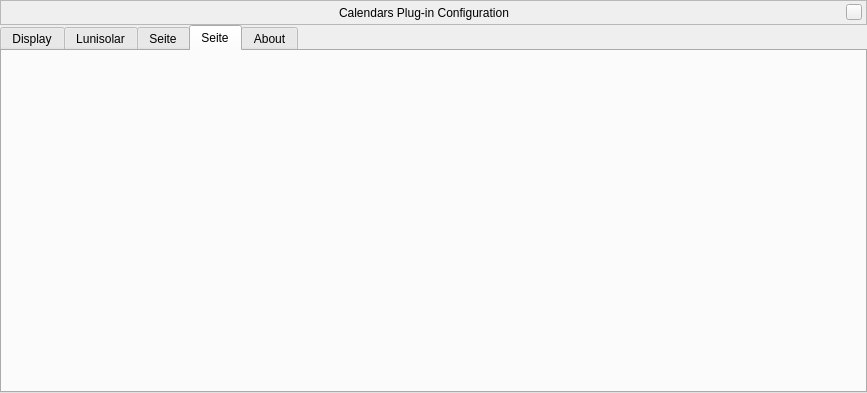
Above: plugins/Calendars/src/gui/calendarsDialog.ui from Stellarium/stellarium before the change. Below: the same form after it.
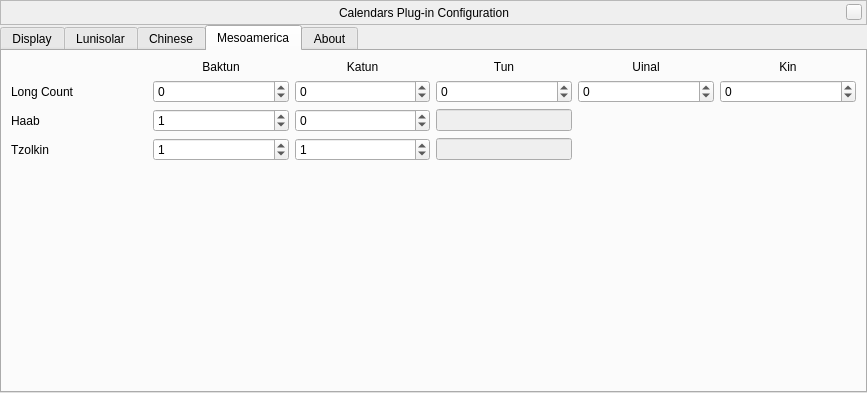
That is the form after the change. The open tabs and pages were chosen to show the change. Custom widgets are drawn as their Qt base class.

Commit message: Changed parts type to a vector of integers. Added Maya calendars (not fully working yet!)

The edit to the form file:
```diff
--- a/plugins/Calendars/src/gui/calendarsDialog.ui
+++ b/plugins/Calendars/src/gui/calendarsDialog.ui
@@ -502,13 +502,228 @@
      </widget>
      <widget class="QWidget" name="chineseTab">
       <attribute name="title">
-       <string>Seite</string>
+       <string>Chinese</string>
       </attribute>
      </widget>
      <widget class="QWidget" name="mesoamericaTab">
       <attribute name="title">
-       <string>Seite</string>
+       <string>Mesoamerica</string>
       </attribute>
+      <layout class="QVBoxLayout" name="verticalLayout">
+       <item>
+        <layout class="QGridLayout" name="gridLayout_3">
+         <item row="0" column="4">
+          <widget class="QLabel" name="labelUinal">
+           <property name="text">
+            <string>Uinal</string>
+           </property>
+           <property name="alignment">
+            <set>Qt::AlignCenter</set>
+           </property>
+          </widget>
+         </item>
+         <item row="1" column="1">
+          <widget class="QSpinBox" name="baktunSpinBox">
+           <property name="wrapping">
+            <bool>true</bool>
+           </property>
+           <property name="maximum">
+            <number>19</number>
+           </property>
+          </widget>
+         </item>
+         <item row="1" column="3">
+          <widget class="QSpinBox" name="tunSpinBox">
+           <property name="wrapping">
+            <bool>true</bool>
+           </property>
+           <property name="maximum">
+            <number>19</number>
+           </property>
+          </widget>
+         </item>
+         <item row="1" column="4">
+          <widget class="QSpinBox" name="uinalSpinBox">
+           <property name="wrapping">
+            <bool>true</bool>
+           </property>
+           <property name="maximum">
+            <number>17</number>
+           </property>
+          </widget>
+         </item>
+         <item row="0" column="3">
+          <widget class="QLabel" name="labelTun">
+           <property name="text">
+            <string>Tun</string>
+           </property>
+           <property name="alignment">
+            <set>Qt::AlignCenter</set>
+           </property>
+          </widget>
+         </item>
+         <item row="1" column="2">
+          <widget class="QSpinBox" name="katunSpinBox">
+           <property name="wrapping">
+            <bool>true</bool>
+           </property>
+           <property name="maximum">
+            <number>19</number>
+           </property>
+          </widget>
+         </item>
+         <item row="1" column="5">
+          <widget class="QSpinBox" name="kinSpinBox">
+           <property name="wrapping">
+            <bool>true</bool>
+           </property>
+           <property name="maximum">
+            <number>19</number>
+           </property>
+          </widget>
+         </item>
+         <item row="0" column="2">
+          <widget class="QLabel" name="labelKatun">
+           <property name="text">
+            <string>Katun</string>
+           </property>
+           <property name="alignment">
+            <set>Qt::AlignCenter</set>
+           </property>
+          </widget>
+         </item>
+         <item row="0" column="1">
+          <widget class="QLabel" name="labelBaktun">
+           <property name="text">
+            <string>Baktun</string>
+           </property>
+           <property name="alignment">
+            <set>Qt::AlignCenter</set>
+           </property>
+          </widget>
+         </item>
+         <item row="1" column="0">
+          <widget class="QLabel" name="labelLongCount">
+           <property name="text">
+            <string>Long Count</string>
+           </property>
+          </widget>
+         </item>
+         <item row="0" column="5">
+          <widget class="QLabel" name="labelKin">
+           <property name="text">
+            <string>Kin</string>
+           </property>
+           <property name="alignment">
+            <set>Qt::AlignCenter</set>
+           </property>
+          </widget>
+         </item>
+         <item row="2" column="0">
+          <widget class="QLabel" name="labelHaab">
+           <property name="text">
+            <string>Haab</string>
+           </property>
+          </widget>
+         </item>
+         <item row="3" column="0">
+          <widget class="QLabel" name="labelTzolkin">
+           <property name="text">
+            <string>Tzolkin</string>
+           </property>
+          </widget>
+         </item>
+         <item row="2" column="1">
+          <widget class="QSpinBox" name="haabMonthSpinBox">
+           <property name="wrapping">
+            <bool>true</bool>
+           </property>
+           <property name="minimum">
+            <number>1</number>
+           </property>
+           <property name="maximum">
+            <number>19</number>
+           </property>
+          </widget>
+         </item>
+         <item row="2" column="2">
+          <widget class="QSpinBox" name="haabDaySpinBox">
+           <property name="wrapping">
+            <bool>true</bool>
+           </property>
+           <property name="maximum">
+            <number>19</number>
+           </property>
+          </widget>
+         </item>
+         <item row="3" column="1">
+          <widget class="QSpinBox" name="tzolkinNumberSpinBox">
+           <property name="wrapping">
+            <bool>true</bool>
+           </property>
+           <property name="minimum">
+            <number>1</number>
+           </property>
+           <property name="maximum">
+            <number>13</number>
+           </property>
+          </widget>
+         </item>
+         <item row="3" column="2">
+          <widget class="QSpinBox" name="tzolkinNameSpinBox">
+           <property name="wrapping">
+            <bool>true</bool>
+           </property>
+           <property name="minimum">
+            <number>1</number>
+           </property>
+           <property name="maximum">
+            <number>20</number>
+           </property>
+          </widget>
+         </item>
+         <item row="2" column="3">
+          <widget class="QLineEdit" name="haabLineEdit">
+           <property name="enabled">
+            <bool>false</bool>
+           </property>
+           <property name="sizePolicy">
+            <sizepolicy hsizetype="Preferred" vsizetype="Fixed">
+             <horstretch>0</horstretch>
+             <verstretch>0</verstretch>
+            </sizepolicy>
+           </property>
+          </widget>
+         </item>
+         <item row="3" column="3">
+          <widget class="QLineEdit" name="tzolkinLineEdit">
+           <property name="enabled">
+            <bool>false</bool>
+           </property>
+           <property name="sizePolicy">
+            <sizepolicy hsizetype="Preferred" vsizetype="Fixed">
+             <horstretch>0</horstretch>
+             <verstretch>0</verstretch>
+            </sizepolicy>
+           </property>
+          </widget>
+         </item>
+        </layout>
+       </item>
+       <item>
+        <spacer name="verticalSpacerMesoamerica">
+         <property name="orientation">
+          <enum>Qt::Vertical</enum>
+         </property>
+         <property name="sizeHint" stdset="0">
+          <size>
+           <width>20</width>
+           <height>40</height>
+          </size>
+         </property>
+        </spacer>
+       </item>
+      </layout>
      </widget>
      <widget class="QWidget" name="aboutTab">
       <attribute name="title">
```
Left out of the diff: 121 changed lines with no effect on the pictures. The commit also changes 10 other files.
